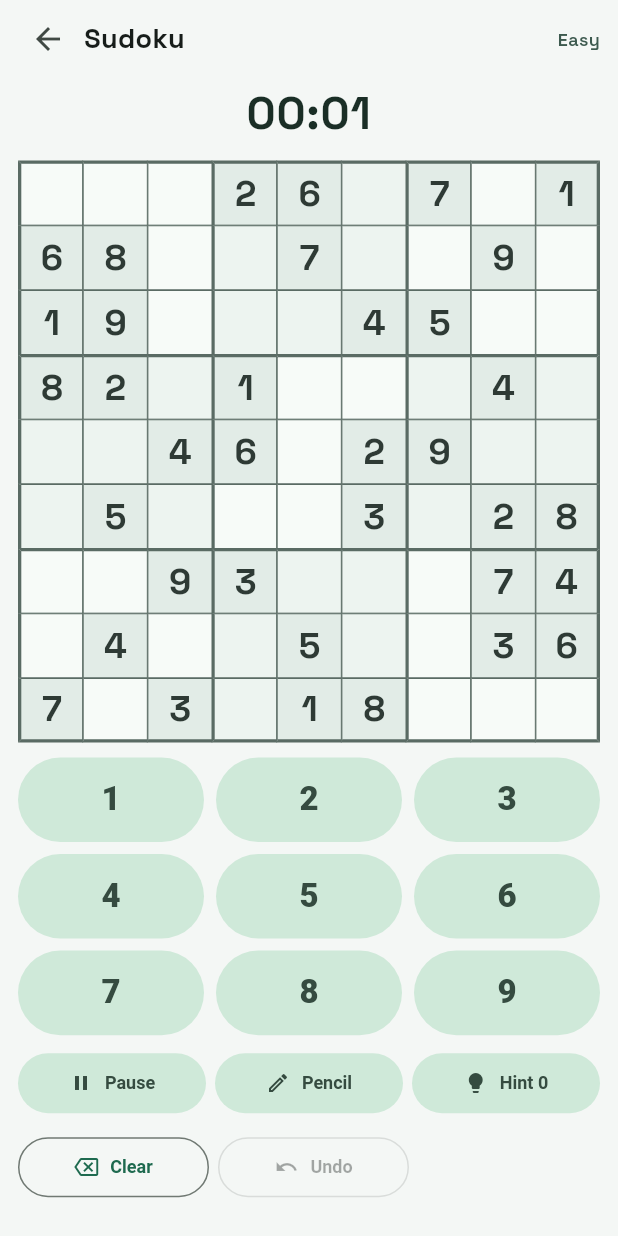
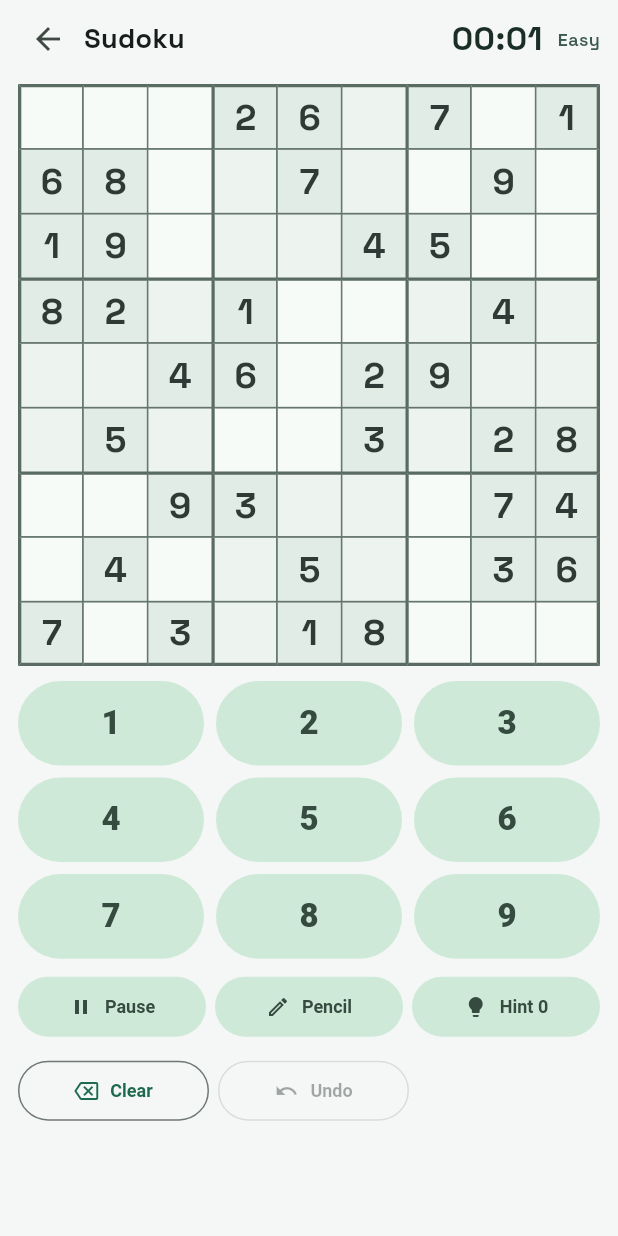
Before and after one commit to Simonsbs/logic_puzzles_app, a Flutter app: the SudokuPage screen opened directly, on a phone screen of 412 x 824 dp. Run offline on Flutter 3.47's test engine with Material 3 defaults, Android fonts, the phone set to English and light mode, and no system bars; our stand-ins replace flutter_riverpod, google_fonts, shared_preferences, supabase_flutter; accounts and stored records are empty.

Commit message:
Inline Sudoku header with timer in top row

```diff
--- a/lib/features/sudoku/sudoku_page.dart
+++ b/lib/features/sudoku/sudoku_page.dart
@@ -76,8 +76,6 @@ class _SudokuPageState extends ConsumerState<SudokuPage> with WidgetsBindingObse
               padding: const EdgeInsets.fromLTRB(12, 6, 12, 12),
               children: <Widget>[
                 _compactTopBar(),
-                const SizedBox(height: 8),
-                _statusAndControls(),
                 const SizedBox(height: 10),
                 _boardCard(),
                 const SizedBox(height: 10),
@@ -108,25 +106,20 @@ class _SudokuPageState extends ConsumerState<SudokuPage> with WidgetsBindingObse
         ),
         const Spacer(),
         Text(
+          _formatTime(_elapsedSeconds),
+          style: const TextStyle(
+            fontSize: 22,
+            fontWeight: FontWeight.w800,
+            letterSpacing: 0.3,
+            color: Color(0xFF1A2E26),
+          ),
+        ),
+        const SizedBox(width: 10),
+        Text(
           _puzzle.difficulty,
           style: const TextStyle(fontSize: 12, fontWeight: FontWeight.w600, color: Color(0xFF3D5A4F)),
         ),
       ],
-    );
-  }
-
-  Widget _statusAndControls() {
-    return Center(
-      child: Text(
-        _formatTime(_elapsedSeconds),
-        textAlign: TextAlign.center,
-        style: const TextStyle(
-          fontSize: 30,
-          fontWeight: FontWeight.w800,
-          letterSpacing: 0.5,
-          color: Color(0xFF1A2E26),
-        ),
-      ),
     );
   }
 
```
